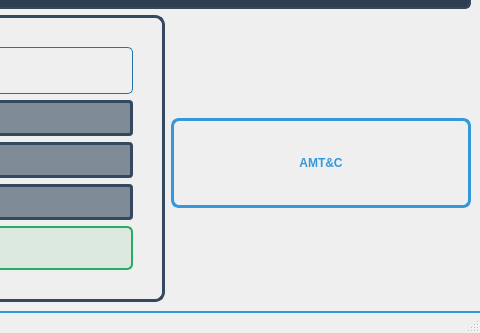
The window that HelmCoilsUI.ui (BuslaySt/Helmholz-Polymagnit) describes before a commit, drawn with Qt 5; both pictures show x 534 to 1014 and y 567 to 900 of the 1014 by 900 pixel window.
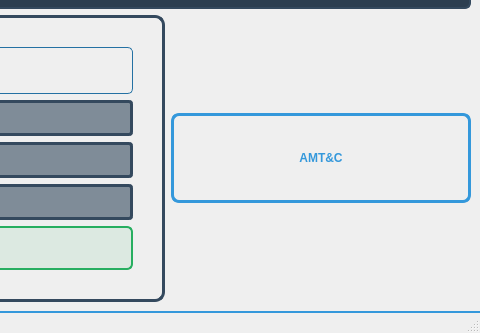
The same window after the commit. Icons and pictures are not drawn.

The edit to the form file:
```diff
--- a/HelmCoilsUI.ui
+++ b/HelmCoilsUI.ui
@@ -489,8 +489,8 @@
         </property>
         <property name="maximumSize">
          <size>
-          <width>80</width>
-          <height>80</height>
+          <width>300</width>
+          <height>90</height>
          </size>
         </property>
         <property name="styleSheet">
```
